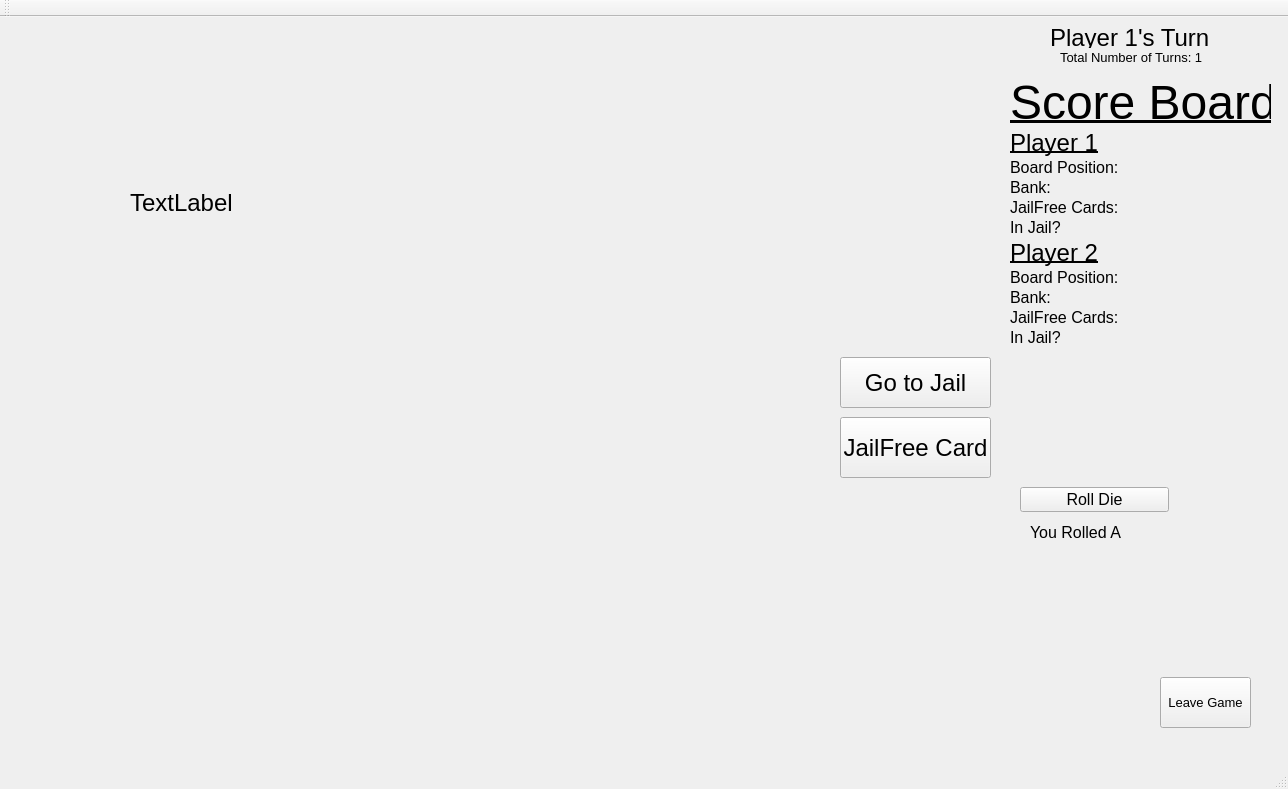
Old version of the form Monopoly/Monopoly_graphics/mainwindow.ui in the repository ppate67/NetworkBoardGames.
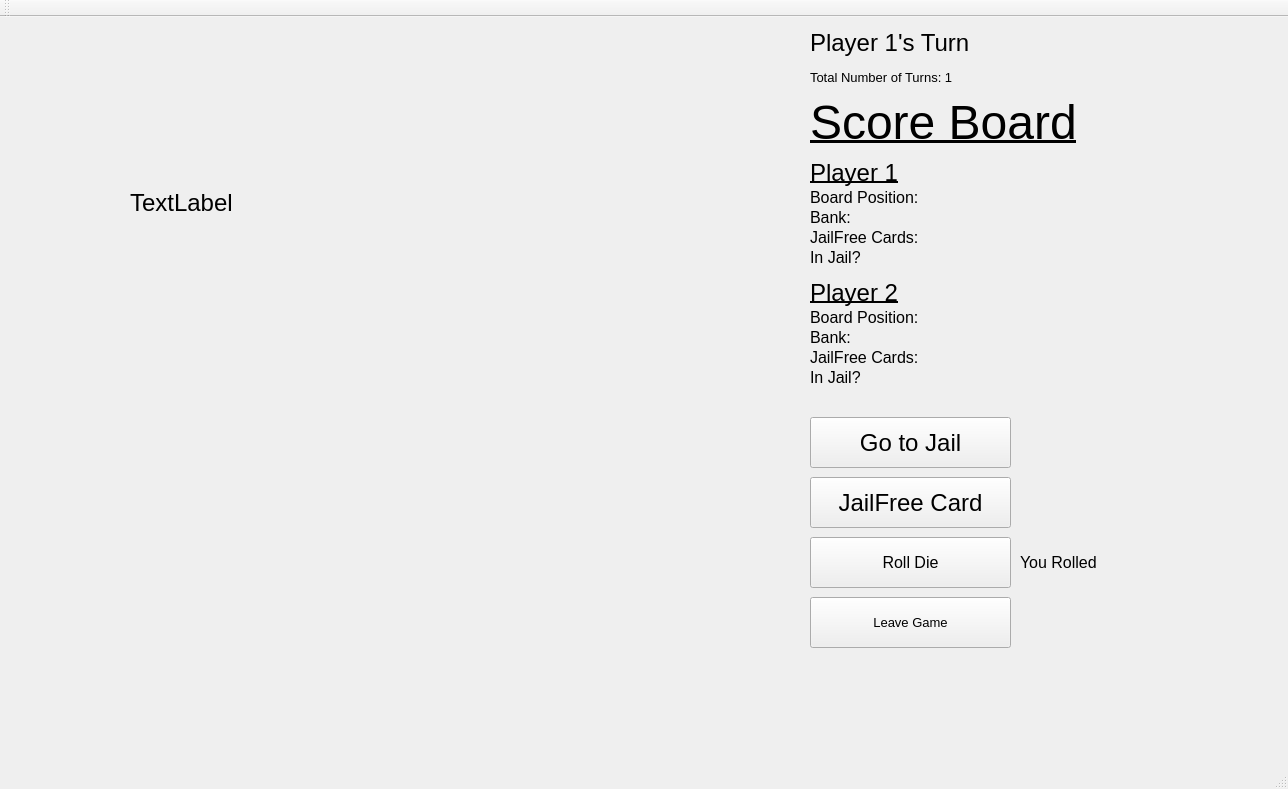
New version of the form. Icons and pictures are not drawn.

```diff
--- a/Monopoly/Monopoly_graphics/mainwindow.ui
+++ b/Monopoly/Monopoly_graphics/mainwindow.ui
@@ -57,9 +57,9 @@
    <widget class="QPushButton" name="pushButton">
     <property name="geometry">
      <rect>
-      <x>1160</x>
-      <y>660</y>
-      <width>91</width>
+      <x>810</x>
+      <y>580</y>
+      <width>201</width>
       <height>51</height>
      </rect>
     </property>
@@ -75,10 +75,10 @@
    <widget class="QPushButton" name="pushButton_2">
     <property name="geometry">
      <rect>
-      <x>1020</x>
-      <y>470</y>
-      <width>149</width>
-      <height>25</height>
+      <x>810</x>
+      <y>520</y>
+      <width>201</width>
+      <height>51</height>
      </rect>
     </property>
     <property name="font">
@@ -93,8 +93,8 @@
    <widget class="QLabel" name="Player1_Space">
     <property name="geometry">
      <rect>
-      <x>1120</x>
-      <y>140</y>
+      <x>970</x>
+      <y>170</y>
       <width>191</width>
       <height>21</height>
      </rect>
@@ -111,9 +111,9 @@
    <widget class="QLabel" name="Scoreboard_text">
     <property name="geometry">
      <rect>
-      <x>1010</x>
-      <y>60</y>
-      <width>261</width>
+      <x>810</x>
+      <y>80</y>
+      <width>341</width>
       <height>51</height>
      </rect>
     </property>
@@ -130,9 +130,9 @@
    <widget class="QLabel" name="Player1_Text">
     <property name="geometry">
      <rect>
-      <x>1010</x>
-      <y>110</y>
-      <width>91</width>
+      <x>810</x>
+      <y>140</y>
+      <width>121</width>
       <height>31</height>
      </rect>
     </property>
@@ -148,9 +148,9 @@
    <widget class="QLabel" name="Player1_Position_Text">
     <property name="geometry">
      <rect>
-      <x>1010</x>
-      <y>140</y>
-      <width>131</width>
+      <x>810</x>
+      <y>170</y>
+      <width>141</width>
       <height>21</height>
      </rect>
     </property>
@@ -168,9 +168,9 @@
    <widget class="QLabel" name="DiceRoll">
     <property name="geometry">
      <rect>
-      <x>1030</x>
-      <y>500</y>
-      <width>131</width>
+      <x>1020</x>
+      <y>530</y>
+      <width>181</width>
       <height>31</height>
      </rect>
     </property>
@@ -180,15 +180,15 @@
      </font>
     </property>
     <property name="text">
-     <string>You Rolled A </string>
+     <string>You Rolled </string>
     </property>
    </widget>
    <widget class="QLabel" name="Player2_Text">
     <property name="geometry">
      <rect>
-      <x>1010</x>
-      <y>220</y>
-      <width>91</width>
+      <x>810</x>
+      <y>260</y>
+      <width>121</width>
       <height>31</height>
      </rect>
     </property>
@@ -204,8 +204,8 @@
    <widget class="QLabel" name="Player1_Bank_Text">
     <property name="geometry">
      <rect>
-      <x>1010</x>
-      <y>160</y>
+      <x>810</x>
+      <y>190</y>
       <width>111</width>
       <height>21</height>
      </rect>
@@ -224,8 +224,8 @@
    <widget class="QLabel" name="Player1_Bank_Amount">
     <property name="geometry">
      <rect>
-      <x>1120</x>
-      <y>160</y>
+      <x>970</x>
+      <y>190</y>
       <width>191</width>
       <height>21</height>
      </rect>
@@ -242,8 +242,8 @@
    <widget class="QLabel" name="Player2_Space">
     <property name="geometry">
      <rect>
-      <x>1120</x>
-      <y>250</y>
+      <x>970</x>
+      <y>290</y>
       <width>191</width>
       <height>21</height>
      </rect>
@@ -260,9 +260,9 @@
    <widget class="QLabel" name="Player2_Position_Text">
     <property name="geometry">
      <rect>
-      <x>1010</x>
-      <y>250</y>
-      <width>131</width>
+      <x>810</x>
+      <y>290</y>
+      <width>141</width>
       <height>21</height>
      </rect>
     </property>
@@ -280,8 +280,8 @@
    <widget class="QLabel" name="Player2_Bank_Amount">
     <property name="geometry">
      <rect>
-      <x>1120</x>
-      <y>270</y>
+      <x>970</x>
+      <y>310</y>
       <width>191</width>
       <height>21</height>
      </rect>
@@ -298,8 +298,8 @@
    <widget class="QLabel" name="Player2_Bank_Text">
     <property name="geometry">
      <rect>
-      <x>1010</x>
-      <y>270</y>
+      <x>810</x>
+      <y>310</y>
       <width>111</width>
       <height>21</height>
      </rect>
@@ -318,10 +318,10 @@
    <widget class="QLabel" name="TurnLabel">
     <property name="geometry">
      <rect>
-      <x>1050</x>
+      <x>810</x>
       <y>10</y>
-      <width>171</width>
-      <height>21</height>
+      <width>221</width>
+      <height>31</height>
      </rect>
     </property>
     <property name="palette">
@@ -373,8 +373,8 @@
    <widget class="QLabel" name="TotalTurns">
     <property name="geometry">
      <rect>
-      <x>1060</x>
-      <y>30</y>
+      <x>810</x>
+      <y>50</y>
       <width>171</width>
       <height>21</height>
      </rect>
@@ -429,8 +429,8 @@
    <widget class="QLabel" name="Player1_Jailfree_amount">
     <property name="geometry">
      <rect>
-      <x>1120</x>
-      <y>180</y>
+      <x>970</x>
+      <y>210</y>
       <width>91</width>
       <height>21</height>
      </rect>
@@ -449,8 +449,8 @@
    <widget class="QLabel" name="Player2_Jailfree_amount">
     <property name="geometry">
      <rect>
-      <x>1130</x>
-      <y>290</y>
+      <x>970</x>
+      <y>330</y>
       <width>111</width>
       <height>21</height>
      </rect>
@@ -469,9 +469,9 @@
    <widget class="QLabel" name="Player1_Bank_Text_2">
     <property name="geometry">
      <rect>
-      <x>1010</x>
-      <y>180</y>
-      <width>111</width>
+      <x>810</x>
+      <y>210</y>
+      <width>141</width>
       <height>21</height>
      </rect>
     </property>
@@ -489,9 +489,9 @@
    <widget class="QLabel" name="Player1_Bank_Text_3">
     <property name="geometry">
      <rect>
-      <x>1010</x>
-      <y>290</y>
-      <width>111</width>
+      <x>810</x>
+      <y>330</y>
+      <width>141</width>
       <height>21</height>
      </rect>
     </property>
@@ -509,8 +509,8 @@
    <widget class="QLabel" name="Player1_inJail">
     <property name="geometry">
      <rect>
-      <x>1120</x>
-      <y>200</y>
+      <x>970</x>
+      <y>230</y>
       <width>111</width>
       <height>21</height>
      </rect>
@@ -529,8 +529,8 @@
    <widget class="QLabel" name="Player2_inJail">
     <property name="geometry">
      <rect>
-      <x>1120</x>
-      <y>310</y>
+      <x>970</x>
+      <y>350</y>
       <width>111</width>
       <height>21</height>
      </rect>
@@ -549,8 +549,8 @@
    <widget class="QLabel" name="Player2_inJail_2">
     <property name="geometry">
      <rect>
-      <x>1010</x>
-      <y>310</y>
+      <x>810</x>
+      <y>350</y>
       <width>111</width>
       <height>21</height>
      </rect>
@@ -569,8 +569,8 @@
    <widget class="QLabel" name="Player2_inJail_3">
     <property name="geometry">
      <rect>
-      <x>1010</x>
-      <y>200</y>
+      <x>810</x>
+      <y>230</y>
       <width>111</width>
       <height>21</height>
      </rect>
@@ -589,9 +589,9 @@
    <widget class="QPushButton" name="pushButton_3">
     <property name="geometry">
      <rect>
-      <x>840</x>
-      <y>340</y>
-      <width>151</width>
+      <x>810</x>
+      <y>400</y>
+      <width>201</width>
       <height>51</height>
      </rect>
     </property>
@@ -602,10 +602,10 @@
    <widget class="QPushButton" name="pushButton_4">
     <property name="geometry">
      <rect>
-      <x>840</x>
-      <y>400</y>
-      <width>151</width>
-      <height>61</height>
+      <x>810</x>
+      <y>460</y>
+      <width>201</width>
+      <height>51</height>
      </rect>
     </property>
     <property name="text">
```
Left out of the diff: 42 changed lines with no effect on the pictures.
